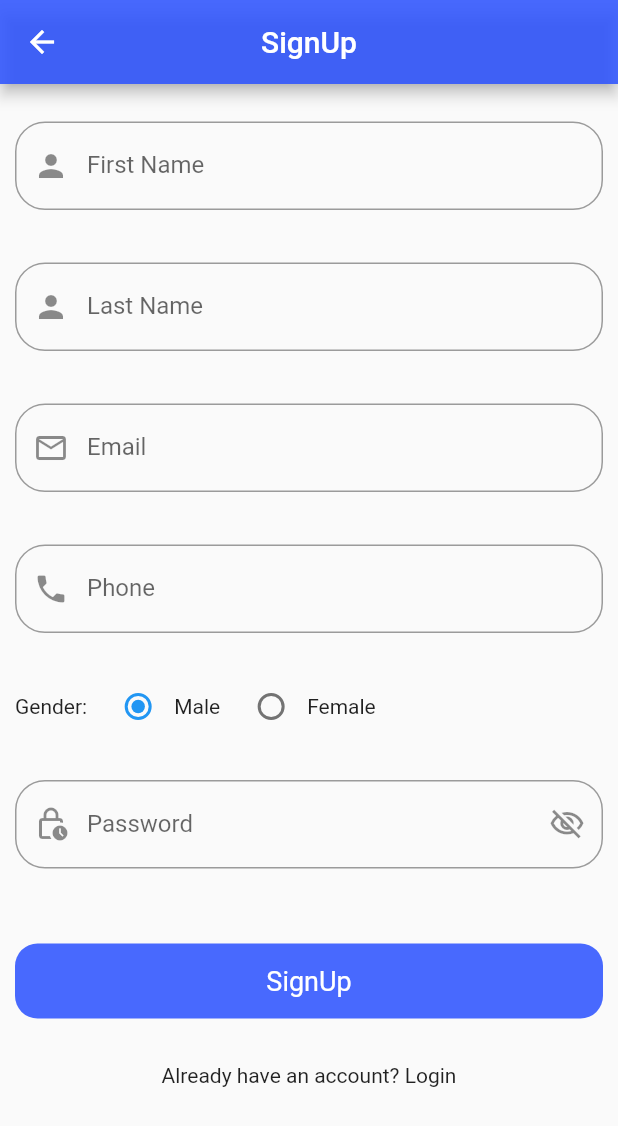
After one commit to mhshobuj/dCard, a Flutter app: the SignUpScreen screen opened by its route, on a phone screen of 412 x 824 dp. The commit adds this screen. Shown: the top 1126 px of the screen. Run offline on Flutter 3.47's test engine with Material 2 defaults, Android fonts, the phone set to English and light mode, and no system bars; our stand-ins replace another_flushbar, fluttertoast.

Commit message:
signup design continue

```diff
--- a/lib/respository/auth_repository.dart
+++ b/lib/respository/auth_repository.dart
@@ -15,7 +15,7 @@ class AuthRepository{
     }
   }
 
-  Future<dynamic> registrationApi(dynamic data)async {
+  Future<dynamic> signUpApi(dynamic data)async {
     try{
       dynamic response = await _apiServices.getPostApiResponse(AppUrl.registrationUrl, data);
       return response;
--- a/lib/utils/routes/routes.dart
+++ b/lib/utils/routes/routes.dart
@@ -1,6 +1,7 @@
 import 'package:dma_card/utils/routes/routes_name.dart';
 import 'package:dma_card/view/home_screen.dart';
 import 'package:dma_card/view/login_screen.dart';
+import 'package:dma_card/view/signup_screen.dart';
 import 'package:flutter/material.dart';
 
 class Routes {
@@ -10,6 +11,8 @@ class Routes {
         return MaterialPageRoute(builder: (BuildContext context) => const HomeScreen());
       case RoutesName.login:
         return MaterialPageRoute(builder: (BuildContext context) => const LoginScreen());
+      case RoutesName.signUp:
+        return MaterialPageRoute(builder: (BuildContext context) => const SignUpScreen());
       default:
         return MaterialPageRoute(builder: (_){
           return const Scaffold(
--- a/lib/utils/routes/routes_name.dart
+++ b/lib/utils/routes/routes_name.dart
@@ -2,6 +2,9 @@ class RoutesName{
   //login routes name
   static const String login = "login_screen";
 
+  //signUp routes name
+  static const String signUp = "signup_screen";
+
   //home routes name
   static const String home = "home_screen";
 }
--- /dev/null
+++ b/lib/view/signup_screen.dart
@@ -0,0 +1,253 @@
+import 'package:flutter/material.dart';
+import 'package:provider/provider.dart';
+
+import '../res/color.dart';
+import '../res/components/round_button.dart';
+import '../utils/routes/routes_name.dart';
+import '../utils/utils.dart';
+import '../view_model/auth_view_model.dart';
+
+class SignUpScreen extends StatefulWidget {
+   const SignUpScreen({super.key});
+
+   @override
+   State<SignUpScreen> createState() => _SignUpScreenState();
+ }
+
+ class _SignUpScreenState extends State<SignUpScreen> {
+   final ValueNotifier<bool> _obsecurePassword = ValueNotifier(true);
+
+   final TextEditingController _firstNameController = TextEditingController();
+   final TextEditingController _lastNameController = TextEditingController();
+   final TextEditingController _emailController = TextEditingController();
+   final TextEditingController _phoneController = TextEditingController();
+   final TextEditingController _passwordController = TextEditingController();
+
+   FocusNode firstNameFocusNode = FocusNode();
+   FocusNode lastNameFocusNode = FocusNode();
+   FocusNode emailFocusNode = FocusNode();
+   FocusNode phoneFocusNode = FocusNode();
+   FocusNode passwordFocusNode = FocusNode();
+
+   String _selectedGender = 'male';
+   DateTime? _selectedDate;
+
+   @override
+   void dispose() {
+     // TODO: implement dispose
+     super.dispose();
+
+     _obsecurePassword.dispose();
+
+     _firstNameController.dispose();
+     _lastNameController.dispose();
+     _emailController.dispose();
+     _phoneController.dispose();
+     _passwordController.dispose();
+
+     firstNameFocusNode.dispose();
+     lastNameFocusNode.dispose();
+     emailFocusNode.dispose();
+     phoneFocusNode.dispose();
+     passwordFocusNode.dispose();
+   }
+
+   @override
+   Widget build(BuildContext context) {
+
+     final authViewMode = Provider.of<AuthViewModel>(context);
+
+     return Scaffold(
+         appBar: AppBar(
+           backgroundColor: AppColors.backgroundColor,
+           title: const Text('SignUp'),
+           centerTitle: true,
+         ),
+         body: SingleChildScrollView(
+           child: SafeArea(
+             child: Column(
+               mainAxisAlignment: MainAxisAlignment.center,
+               crossAxisAlignment: CrossAxisAlignment.center,
+               children: [
+                 const SizedBox(height: 15.0),
+                 Padding(
+                   padding: const EdgeInsets.all(10.0),
+                   child: TextFormField(
+                     controller: _firstNameController,
+                     keyboardType: TextInputType.name,
+                     focusNode: firstNameFocusNode,
+                     decoration: InputDecoration(
+                       labelText: 'First Name',
+                       hintText: 'Enter first name',
+                       prefixIcon: const Icon(Icons.person),
+                       border: OutlineInputBorder(
+                         borderRadius: BorderRadius.circular(20),
+                         borderSide: const BorderSide(color: Colors.black, width: 2.0),
+                       ),
+                     ),
+                     onFieldSubmitted: (value) {
+                       Utils.fieldFocusChange(context, firstNameFocusNode, lastNameFocusNode);
+                     },
+                   ),
+                 ),
+                 const SizedBox(height: 15.0),
+                 Padding(
+                   padding: const EdgeInsets.all(10.0),
+                   child: TextFormField(
+                     controller: _lastNameController,
+                     keyboardType: TextInputType.name,
+                     focusNode: lastNameFocusNode,
+                     decoration: InputDecoration(
+                       labelText: 'Last Name',
+                       hintText: 'Enter Last name',
+                       prefixIcon: const Icon(Icons.person),
+                       border: OutlineInputBorder(
+                         borderRadius: BorderRadius.circular(20),
+                         borderSide: const BorderSide(color: Colors.black, width: 2.0),
+                       ),
+                     ),
+                     onFieldSubmitted: (value) {
+                       Utils.fieldFocusChange(context, lastNameFocusNode, emailFocusNode);
+                     },
+                   ),
+                 ),
+                 const SizedBox(height: 15.0),
+                 Padding(
+                   padding: const EdgeInsets.all(10.0),
+                   child: TextFormField(
+                     controller: _emailController,
+                     keyboardType: TextInputType.emailAddress,
+                     focusNode: emailFocusNode,
+                     decoration: InputDecoration(
+                       labelText: 'Email',
+                       hintText: 'Enter email',
+                       prefixIcon: const Icon(Icons.email_outlined),
+                       border: OutlineInputBorder(
+                         borderRadius: BorderRadius.circular(20),
+                         borderSide: const BorderSide(color: Colors.black, width: 2.0),
+                       ),
+                     ),
+                     onFieldSubmitted: (value) {
+                       Utils.fieldFocusChange(context, emailFocusNode, phoneFocusNode);
+                     },
+                   ),
+                 ),
+                 const SizedBox(height: 15.0),
+                 Padding(
+                   padding: const EdgeInsets.all(10.0),
+                   child: TextFormField(
+                     controller: _phoneController,
+                     keyboardType: TextInputType.phone,
+                     focusNode: phoneFocusNode,
+                     decoration: InputDecoration(
+                       labelText: 'Phone',
+                       hintText: 'Enter phone number',
+                       prefixIcon: const Icon(Icons.phone),
+                       border: OutlineInputBorder(
+                         borderRadius: BorderRadius.circular(20),
+                         borderSide: const BorderSide(color: Colors.black, width: 2.0),
+                       ),
+                     ),
+                     onFieldSubmitted: (value) {
+                       Utils.fieldFocusChange(context, phoneFocusNode, passwordFocusNode);
+                     },
+                   ),
+                 ),
+                 const SizedBox(height: 5.0),
+                 Padding(
+                   padding: const EdgeInsets.all(10.0),
+                   child: Row(
+                     children: [
+                       const Text("Gender:"),
+                       const SizedBox(width: 10),
+                       Radio(
+                         value: 'male',
+                         groupValue: _selectedGender,
+                         onChanged: (value) {
+                           setState(() {
+                             _selectedGender = value!;
+                           });
+                         },
+                       ),
+                       const Text("Male"),
+                       const SizedBox(width: 10),
+                       Radio(
+                         value: 'female',
+                         groupValue: _selectedGender,
+                         onChanged: (value) {
+                           setState(() {
+                             _selectedGender = value!;
+                           });
+                         },
+                       ),
+                       const Text("Female"),
+                     ],
+                   ),
+                 ),
+                 const SizedBox(height: 5.0),// Add space between fields
+                 Padding(
+                   padding: const EdgeInsets.all(10.0),
+                   child: TextFormField(
+                     controller: _passwordController,
+                     keyboardType: TextInputType.visiblePassword,
+                     focusNode: passwordFocusNode,
+                     obscureText: _obsecurePassword.value,
+                     obscuringCharacter: '*',
+                     decoration: InputDecoration(
+                       labelText: 'Password',
+                       hintText: 'Enter password',
+                       prefixIcon: const Icon(Icons.lock_clock_outlined),
+                       suffixIcon: InkWell(
+                         onTap: () {
+                           setState(() {
+                             _obsecurePassword.value = !_obsecurePassword.value;
+                           });
+                         },
+                         child: Icon(
+                           _obsecurePassword.value
+                               ? Icons.visibility_off_outlined
+                               : Icons.visibility,
+                         ),
+                       ),
+                       border: OutlineInputBorder(
+                         borderRadius: BorderRadius.circular(20),
+                         borderSide: const BorderSide(color: Colors.black, width: 2.0),
+                       ),
+                     ),
+                   ),
+                 ),
+                 const SizedBox(height: 30),
+                 RoundButton(
+                   title: "SignUp",
+                   loading: authViewMode.signUpLoading,
+                   onPress: () {
+                     if (_firstNameController.text.isEmpty) {
+                       Utils.flushBarErrorMessage("The email/phone is required!", context);
+                     } else if (_passwordController.text.isEmpty) {
+                       Utils.flushBarErrorMessage(
+                           "The password is required!", context);
+                     } else if (_passwordController.text.length < 8) {
+                       Utils.flushBarErrorMessage(
+                           "The password must have 8 digit!", context);
+                     } else {
+                       final Map<String, String> data = {
+                         'usr_email': _firstNameController.text.toString(),
+                         'password': _passwordController.text.toString(),
+                       };
+                       authViewMode.signUpApi(data, context);
+                     }
+                   },
+                 ),
+                 const SizedBox(height: 20),
+                 InkWell(
+                     onTap: (){
+                       Navigator.pushNamed(context, RoutesName.login);
+                     },
+                     child: const Text("Already have an account? Login")),
+               ],
+             ),
+           ),
+         ),
+       );
+   }
+ }
--- a/lib/view_model/auth_view_model.dart
+++ b/lib/view_model/auth_view_model.dart
@@ -7,25 +7,50 @@ import '../utils/routes/routes_name.dart';
 
 class AuthViewModel with ChangeNotifier{
   final _myRepo = AuthRepository();
-  bool _loading = false;
-  bool get loading => _loading;
 
-  setLoading(bool value){
-    _loading = value;
+  bool _loginLoading = false;
+  bool get loginLoading => _loginLoading;
+  setLoginLoading(bool value){
+    _loginLoading = value;
+    notifyListeners();
+  }
+
+  bool _signUpLoading = false;
+  bool get signUpLoading => _signUpLoading;
+  setSignUpLoading(bool value){
+    _signUpLoading = value;
     notifyListeners();
   }
 
   Future<void> loginApi(dynamic data, BuildContext context) async {
-    setLoading(true);
+    setLoginLoading(true);
     _myRepo.loginApi(data).then((value){
-      setLoading(false);
-      Utils.flushBarErrorMessage(value.toString(), context);
+      setLoginLoading(false);
+      Utils.flushBarErrorMessage("LogIn Successfully", context);
       Navigator.pushNamed(context, RoutesName.home);
       if (kDebugMode) {
         print(value.toString());
       }
     }).onError((error, stackTrace){
-      setLoading(false);
+      setLoginLoading(false);
+      if (kDebugMode) {
+        Utils.flushBarErrorMessage(error.toString(), context);
+        print(error.toString());
+      }
+    });
+  }
+
+  Future<void> signUpApi(dynamic data, BuildContext context) async {
+    setSignUpLoading(true);
+    _myRepo.signUpApi(data).then((value){
+      setSignUpLoading(false);
+      Utils.flushBarErrorMessage("SignUp Successfully", context);
+      Navigator.pushNamed(context, RoutesName.login);
+      if (kDebugMode) {
+        print(value.toString());
+      }
+    }).onError((error, stackTrace){
+      setSignUpLoading(false);
       if (kDebugMode) {
         Utils.flushBarErrorMessage(error.toString(), context);
         print(error.toString());
```
Also changed, not shown: lib/view/login_screen.dart (+10 -3 lines).
